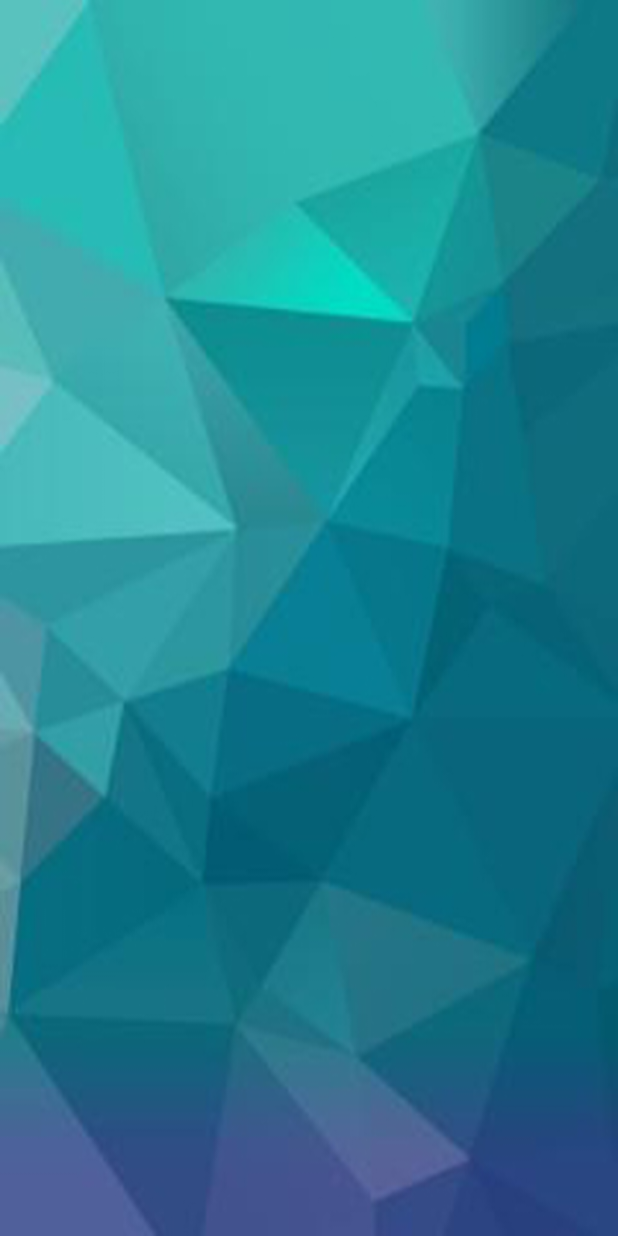
After one commit to lokesh-venkata-sai/Bloodline, an Android app: the donar screen opened directly, with no data from a screen before it, on a phone screen of 412 x 824 dp. The commit adds this screen. Run offline under Robolectric (Android 15) with nearby library versions, the phone set to English and light mode, and no system bars.

Commit message:
added layouts

```diff
--- /dev/null
+++ b/app/src/main/java/com/example/lokesh/bloodline/donar.java
@@ -0,0 +1,13 @@
+package com.example.lokesh.bloodline;
+
+import android.support.v7.app.AppCompatActivity;
+import android.os.Bundle;
+
+public class donar extends AppCompatActivity {
+
+    @Override
+    protected void onCreate(Bundle savedInstanceState) {
+        super.onCreate(savedInstanceState);
+        setContentView(R.layout.activity_donar);
+    }
+}
--- /dev/null
+++ b/app/src/main/res/layout/activity_donar.xml
@@ -0,0 +1,10 @@
+<?xml version="1.0" encoding="utf-8"?>
+<android.support.constraint.ConstraintLayout xmlns:android="http://schemas.android.com/apk/res/android"
+    xmlns:app="http://schemas.android.com/apk/res-auto"
+    xmlns:tools="http://schemas.android.com/tools"
+    android:layout_width="match_parent"
+    android:layout_height="match_parent"
+    android:background="@drawable/background2"
+    tools:context="com.example.lokesh.bloodline.donar">
+
+</android.support.constraint.ConstraintLayout>
--- a/app/src/main/res/values/dimens.xml
+++ b/app/src/main/res/values/dimens.xml
@@ -2,4 +2,5 @@
     <!-- Default screen margins, per the Android Design guidelines. -->
     <dimen name="activity_horizontal_margin">16dp</dimen>
     <dimen name="activity_vertical_margin">16dp</dimen>
+    <dimen name="fab_margin">16dp</dimen>
 </resources>
--- a/app/src/main/res/values/strings.xml
+++ b/app/src/main/res/values/strings.xml
@@ -38,6 +38,7 @@
 
     <string name="myprofilepageuserid">userid</string>
     <string name="todo">TODO</string>
+    <string name="title_activity_donar">donar</string>
 
 
 </resources>
--- a/app/src/main/res/values/styles.xml
+++ b/app/src/main/res/values/styles.xml
@@ -8,4 +8,8 @@
         <item name="colorAccent">@color/colorAccent</item>
     </style>
 
+    <style name="AppTheme.AppBarOverlay" parent="ThemeOverlay.AppCompat.Dark.ActionBar" />
+
+    <style name="AppTheme.PopupOverlay" parent="ThemeOverlay.AppCompat.Light" />
+
 </resources>
```
Also changed, not shown: app/src/main/AndroidManifest.xml (+4 -3 lines), app/src/main/java/com/example/lokesh/bloodline/profile.java (added, +13 -0 lines), app/src/main/res/layout/activity_profile.xml (added, +11 -0 lines), app/src/main/res/layout/content_donar.xml (added, +11 -0 lines).
